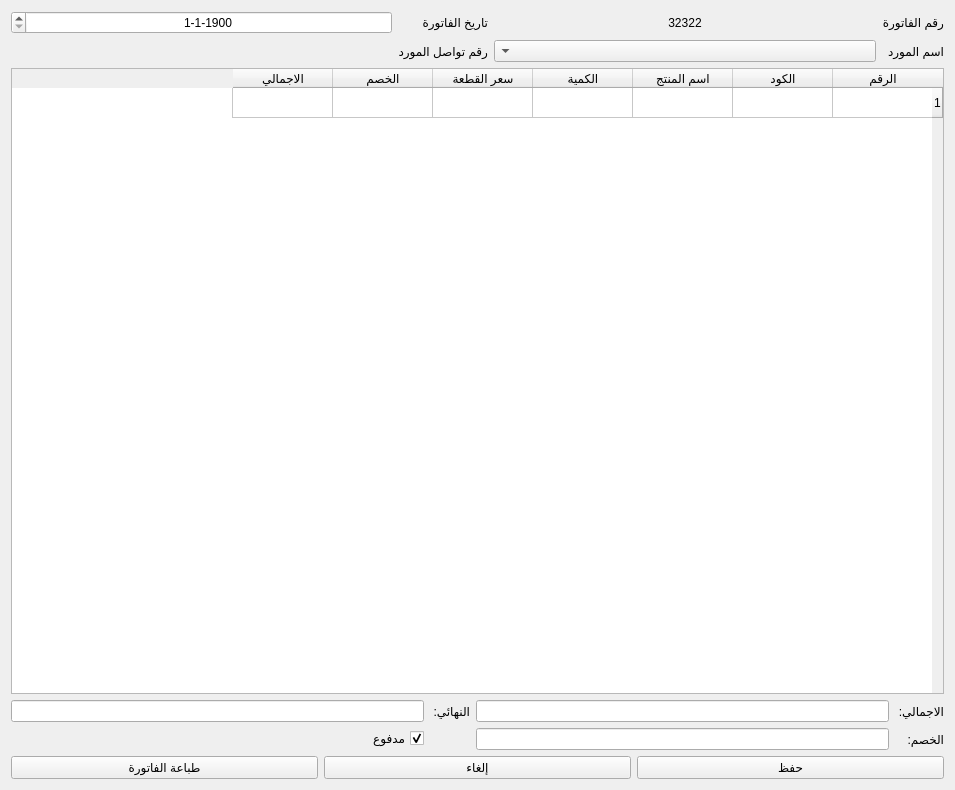
Before: the Qt Designer form bill_buy.ui in sameraga/Al_Jamal_Shop, drawn with Qt 5.
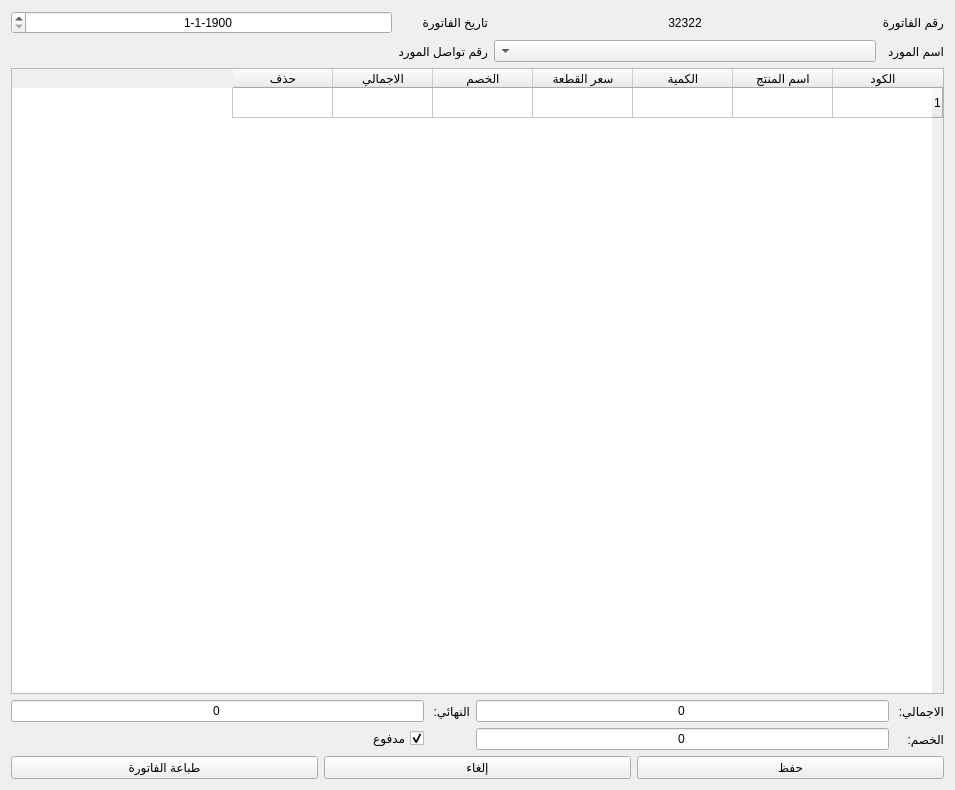
After: the same form once the commit is applied.

Commit message: add bill buy

```diff
--- a/bill_buy.ui
+++ b/bill_buy.ui
@@ -134,11 +134,6 @@
         <bool>true</bool>
        </attribute>
        <row/>
-       <column>
-        <property name="text">
-         <string>الرقم</string>
-        </property>
-       </column>
        <column>
         <property name="text">
          <string>الكود</string>
@@ -169,12 +164,20 @@
          <string>الاجمالي</string>
         </property>
        </column>
+       <column>
+        <property name="text">
+         <string>حذف</string>
+        </property>
+       </column>
       </widget>
      </item>
      <item>
       <layout class="QGridLayout" name="gridLayout_5">
        <item row="0" column="1">
-        <widget class="QLineEdit" name="lineEdit_16">
+        <widget class="QLineEdit" name="total">
+         <property name="text">
+          <string>0</string>
+         </property>
          <property name="alignment">
           <set>Qt::AlignCenter</set>
          </property>
@@ -188,7 +191,10 @@
         </widget>
        </item>
        <item row="1" column="1">
-        <widget class="QLineEdit" name="lineEdit_17">
+        <widget class="QLineEdit" name="discount">
+         <property name="text">
+          <string>0</string>
+         </property>
          <property name="alignment">
           <set>Qt::AlignCenter</set>
          </property>
@@ -202,7 +208,10 @@
         </widget>
        </item>
        <item row="0" column="3">
-        <widget class="QLineEdit" name="lineEdit_18">
+        <widget class="QLineEdit" name="last_total">
+         <property name="text">
+          <string>0</string>
+         </property>
          <property name="alignment">
           <set>Qt::AlignCenter</set>
          </property>
```
Left out of the diff: 18 changed lines with no effect on the pictures. The commit also changes 4 other files.
